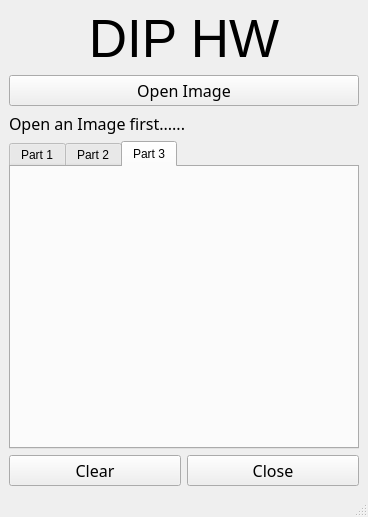
First picture: the form in HW6/B06611008_HW6/code/diphw.ui, repository tohow06/2021FallDIP, before the edit.
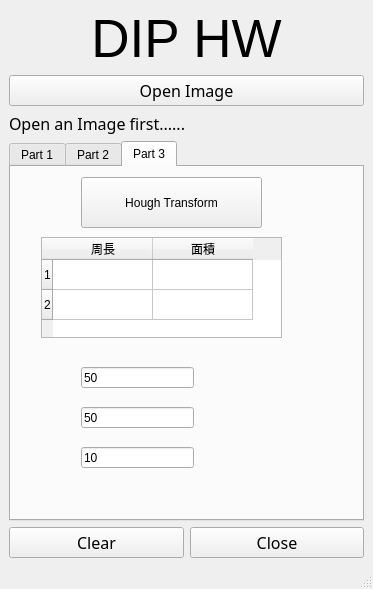
Second picture: the form after the edit. The open tabs and pages were chosen to show the change.

Patch:
```diff
--- a/HW6/B06611008_HW6/code/diphw.ui
+++ b/HW6/B06611008_HW6/code/diphw.ui
@@ -9,8 +9,8 @@
    <rect>
     <x>0</x>
     <y>0</y>
-    <width>368</width>
-    <height>517</height>
+    <width>373</width>
+    <height>589</height>
    </rect>
   </property>
   <property name="sizePolicy">
@@ -306,6 +306,91 @@
        <attribute name="title">
         <string>Part 3</string>
        </attribute>
+       <widget class="QPushButton" name="houghButton">
+        <property name="geometry">
+         <rect>
+          <x>70</x>
+          <y>10</y>
+          <width>181</width>
+          <height>51</height>
+         </rect>
+        </property>
+        <property name="text">
+         <string>Hough Transform</string>
+        </property>
+       </widget>
+       <widget class="QTableWidget" name="tableWidget">
+        <property name="geometry">
+         <rect>
+          <x>30</x>
+          <y>70</y>
+          <width>241</width>
+          <height>101</height>
+         </rect>
+        </property>
+        <row>
+         <property name="text">
+          <string>1</string>
+         </property>
+        </row>
+        <row>
+         <property name="text">
+          <string>2</string>
+         </property>
+        </row>
+        <column>
+         <property name="text">
+          <string>周長</string>
+         </property>
+        </column>
+        <column>
+         <property name="text">
+          <string>面積</string>
+         </property>
+        </column>
+       </widget>
+       <widget class="QLineEdit" name="threshold_lineEdit">
+        <property name="geometry">
+         <rect>
+          <x>70</x>
+          <y>200</y>
+          <width>113</width>
+          <height>21</height>
+         </rect>
+        </property>
+        <property name="inputMask">
+         <string/>
+        </property>
+        <property name="text">
+         <string>50</string>
+        </property>
+       </widget>
+       <widget class="QLineEdit" name="minLineLength_lineEdit">
+        <property name="geometry">
+         <rect>
+          <x>70</x>
+          <y>240</y>
+          <width>113</width>
+          <height>21</height>
+         </rect>
+        </property>
+        <property name="text">
+         <string>50</string>
+        </property>
+       </widget>
+       <widget class="QLineEdit" name="maxLineGap_lineEdit">
+        <property name="geometry">
+         <rect>
+          <x>70</x>
+          <y>280</y>
+          <width>113</width>
+          <height>21</height>
+         </rect>
+        </property>
+        <property name="text">
+         <string>10</string>
+        </property>
+       </widget>
       </widget>
      </widget>
     </item>
```
Left out of the diff: 84 changed lines with no effect on the pictures.
